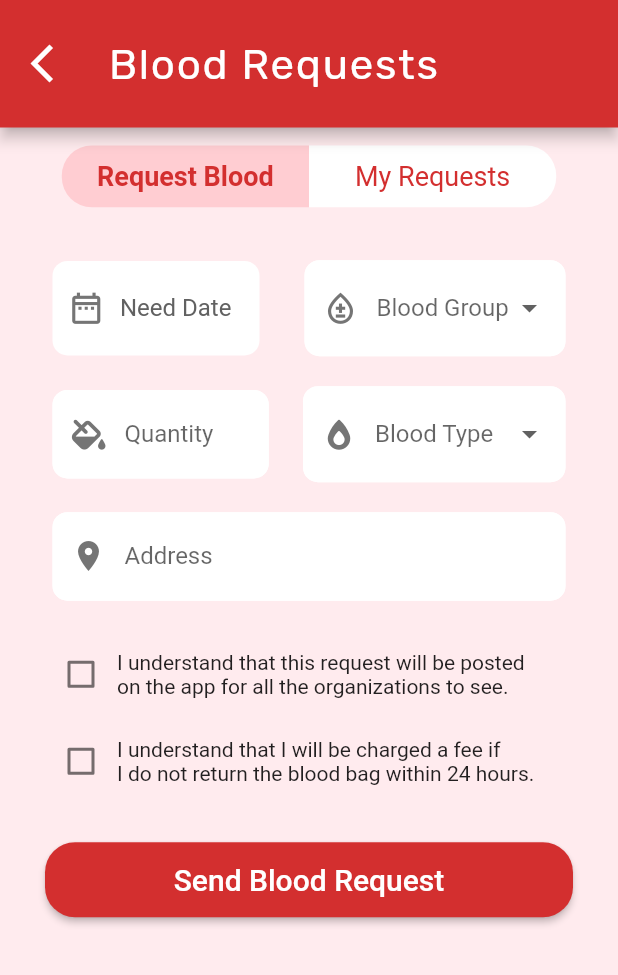
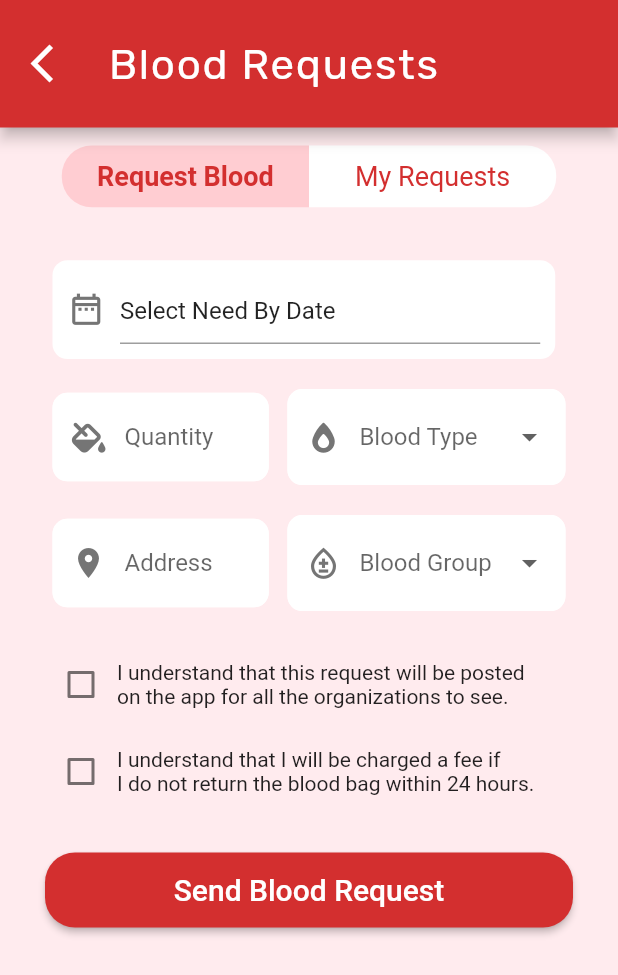
Before and after one commit to sidtuladhar/BloodNepal, a Flutter app: the Requests screen opened directly, after a tap on "Send Blood Request", on a phone screen of 412 x 824 dp. Shown: the top 975 px of the screen. Run offline on Flutter 3.47's test engine with Material 2 defaults, Android fonts, the phone set to English and light mode, and no system bars; our stand-ins replace datetime_picker_formfield_new, fl_chart, flutter_spinkit, font_awesome_flutter, hive, hive_flutter; missing offline and left inert: rounded_expansion_tile; accounts and stored records are empty.

Commit message:
- finished GUI for requests.dart - added API support for myrequest.dart

```diff
--- a/lib/ui/home/requests.dart
+++ b/lib/ui/home/requests.dart
@@ -17,6 +17,7 @@ class _RequestsState extends State<Requests> {
   @override
   Widget build(BuildContext context) {
     return Scaffold(
+      resizeToAvoidBottomInset: false,
       backgroundColor: Colors.red[50],
       appBar: AppBar(
         leading: IconButton(
@@ -42,6 +43,7 @@ class _RequestsState extends State<Requests> {
             textAlign: TextAlign.left),
       ),
       body: Column(
+        mainAxisAlignment: MainAxisAlignment.start,
         children: <Widget>[
           Padding(
             padding: const EdgeInsets.all(12.0),
@@ -113,7 +115,7 @@ class _RequestsState extends State<Requests> {
           if (selectedTab == 1) ...[
             const RequestBlood(), // Widget to show when the condition is true
           ] else ...[
-            const MyRequest(), // Widget to show when the condition is false
+            const MyRequests(), // Widget to show when the condition is false
           ],
         ],
       ),
--- a/lib/ui/widgets/requestblood.dart
+++ b/lib/ui/widgets/requestblood.dart
@@ -1,6 +1,9 @@
+import 'package:flutter/cupertino.dart';
 import 'package:flutter/material.dart';
-import 'package:hive/hive.dart';
 import 'package:font_awesome_flutter/font_awesome_flutter.dart';
+import 'package:intl/intl.dart';
+import '../home/home.dart';
+import 'package:datetime_picker_formfield_new/datetime_picker_formfield.dart';
 
 class RequestBlood extends StatefulWidget {
   const RequestBlood({super.key});
@@ -16,17 +19,19 @@ class _RequestBloodState extends State<RequestBlood> {
   bool isChecked1 = false;
   bool isChecked2 = false;
   String? _selectedBloodType;
+  bool isDateSelected = false;
   String? needByDateInString;
-  DateTime? needByDate;
-  bool isDateSelected = false;
+  DateTime value = DateTime.now();
 
   final FocusNode _focusNodeQuantity = FocusNode();
 
   final TextEditingController _controllerAddress = TextEditingController();
   final TextEditingController _controllerQuantity = TextEditingController();
+  final TextEditingController _controllerNeedDate = TextEditingController();
 
   @override
   Widget build(BuildContext context) {
+    _controllerNeedDate.text = "Select Need By Date";
     return SingleChildScrollView(
         padding: const EdgeInsets.symmetric(horizontal: 30.0),
         child: Column(children: [
@@ -37,95 +42,60 @@ class _RequestBloodState extends State<RequestBlood> {
                 mainAxisAlignment: MainAxisAlignment.spaceBetween,
                 children: [
                   Container(
-                    height: 63,
+                    height: MediaQuery.of(context).size.height * 0.08,
                     decoration: BoxDecoration(
                       color: Colors.white,
                       borderRadius: BorderRadius.circular(10),
                     ),
                     padding: const EdgeInsets.symmetric(
-                        horizontal: 10.0, vertical: 12.0),
-                    child: GestureDetector(
+                        horizontal: 10.0, vertical: 10.0),
                     child: Row(
                       children: [
                         Icon(Icons.date_range_outlined,
                             color: Colors.grey[600], size: 25.0),
                         const SizedBox(width: 10.0),
                         SizedBox(
-                              width: 83,
-                              child: Text(
-                                  isDateSelected
-                                      ? " $needByDateInString "
-                                      : "Need Date",
-                                  style: TextStyle(
-                                      fontSize: 16, color: Colors.grey[700])),
-                            )
+                          width: MediaQuery.of(context).size.width * 0.68,
+                          child: DateTimeField(
+                            controller: _controllerNeedDate,
+                            format: DateFormat("MMM d, yyyy h:mm a"),
+                            onShowPicker: (context, currentValue) async {
+                              await showCupertinoModalPopup(
+                                  context: context,
+                                  builder: (context) {
+                                    return BottomSheet(
+                                      builder: (context) => Column(
+                                        mainAxisSize: MainAxisSize.min,
+                                        children: [
+                                          Container(
+                                            constraints: const BoxConstraints(
+                                                maxHeight: 200),
+                                            child: CupertinoDatePicker(
+                                              onDateTimeChanged:
+                                                  (DateTime date) {
+                                                setState(() {
+                                                  _controllerNeedDate
+                                                      .text = DateFormat(
+                                                          'MMM d, yyyy h:mm a')
+                                                      .format(date);
+                                                });
+                                              },
+                                            ),
+                                          ),
+                                          TextButton(
+                                              onPressed: () =>
+                                                  Navigator.pop(context),
+                                              child: const Text('Confirm')),
                                         ],
                                       ),
-                        onTap: () async {
-                          final datePick = await showDatePicker(
-                              context: context,
-                              initialDate: DateTime.now(),
-                              firstDate: DateTime.now(),
-                              lastDate: DateTime(2100));
-                          if (datePick != null && datePick != needByDate) {
-                            setState(() {
-                              needByDate = datePick;
-                              isDateSelected = true;
-                              needByDateInString =
-                                  "${needByDate?.day}/${needByDate?.month}/"
-                                  "${needByDate?.year}";
+                                      onClosing: () {},
+                                    );
                                   });
-                          }
-                        }),
+                              return value;
+                            },
                           ),
-                  SizedBox(
-                    width: 174,
-                    child: DropdownButtonFormField<String>(
-                      decoration: InputDecoration(
-                          prefixIcon: Icon(Icons.bloodtype_outlined,
-                              color: Colors.grey[600], size: 25.0),
-                          enabledBorder: OutlineInputBorder(
-                              borderSide: const BorderSide(
-                                  color: Colors.white, width: 1),
-                              borderRadius: BorderRadius.circular(10)),
-                          focusedBorder: OutlineInputBorder(
-                              borderSide: const BorderSide(
-                                  color: Colors.white, width: 1),
-                              borderRadius: BorderRadius.circular(10)),
-                          fillColor: Colors.white,
-                          filled: true,
-                          hintText: "Blood Group",
-                          hintStyle: const TextStyle(fontSize: 16)),
-                      validator: (value) {
-                        if (value == null || value.isEmpty) {
-                          return 'Please select';
-                        }
-                        return null;
-                      },
-                      items: <String>[
-                        'A+',
-                        'B+',
-                        'O+',
-                        'AB+',
-                        'A-',
-                        'B-',
-                        'O-',
-                        'AB-',
-                      ].map<DropdownMenuItem<String>>((String value) {
-                        return DropdownMenuItem<String>(
-                          value: value,
-                          child: Text(value,
-                              style: const TextStyle(fontSize: 16),
-                              textAlign: TextAlign.center),
-                        );
-                      }).toList(),
-                      value: _selectedBloodGroup,
-                      onChanged: (newValue) {
-                        _selectedBloodGroup = newValue!;
-                        setState(() {
-                          newValue;
-                        });
-                      },
+                        ),
+                      ],
                     ),
                   ),
                 ]),
@@ -166,7 +136,7 @@ class _RequestBloodState extends State<RequestBlood> {
                       ),
                     ),
                     SizedBox(
-                      width: 175,
+                      width: MediaQuery.of(context).size.width * 0.45,
                       child: DropdownButtonFormField<String>(
                         decoration: InputDecoration(
                             prefixIcon: Icon(FontAwesomeIcons.fireFlameSimple,
@@ -214,20 +184,24 @@ class _RequestBloodState extends State<RequestBlood> {
           const SizedBox(height: 10),
           Container(
             padding: const EdgeInsets.all(5),
+            child: Row(
+              mainAxisAlignment: MainAxisAlignment.spaceBetween,
+              children: [
+                Container(
+                    width: MediaQuery.of(context).size.width * 0.35,
                     child: TextFormField(
                       controller: _controllerAddress,
                       keyboardType: TextInputType.streetAddress,
                       decoration: InputDecoration(
-                    labelText: "Address",
-                    labelStyle: const TextStyle(fontSize: 16),
-                    prefixIcon: Icon(Icons.place, color: Colors.grey[600]),
+                          prefixIcon:
+                              Icon(Icons.place, color: Colors.grey[600]),
                           enabledBorder: OutlineInputBorder(
-                        borderSide:
-                            const BorderSide(color: Colors.white, width: 1),
+                              borderSide: const BorderSide(
+                                  color: Colors.white, width: 1),
                               borderRadius: BorderRadius.circular(10)),
                           focusedBorder: OutlineInputBorder(
-                        borderSide:
-                            const BorderSide(color: Colors.white, width: 1),
+                              borderSide: const BorderSide(
+                                  color: Colors.white, width: 1),
                               borderRadius: BorderRadius.circular(10)),
                           fillColor: Colors.white,
                           filled: true,
@@ -240,6 +214,59 @@ class _RequestBloodState extends State<RequestBlood> {
                         return null;
                       },
                     )),
+                SizedBox(
+                  width: MediaQuery.of(context).size.width * 0.45,
+                  child: DropdownButtonFormField<String>(
+                    decoration: InputDecoration(
+                        prefixIcon: Icon(Icons.bloodtype_outlined,
+                            color: Colors.grey[600], size: 25.0),
+                        enabledBorder: OutlineInputBorder(
+                            borderSide:
+                                const BorderSide(color: Colors.white, width: 1),
+                            borderRadius: BorderRadius.circular(10)),
+                        focusedBorder: OutlineInputBorder(
+                            borderSide:
+                                const BorderSide(color: Colors.white, width: 1),
+                            borderRadius: BorderRadius.circular(10)),
+                        fillColor: Colors.white,
+                        filled: true,
+                        hintText: "Blood Group",
+                        hintStyle: const TextStyle(fontSize: 16)),
+                    validator: (value) {
+                      if (value == null || value.isEmpty) {
+                        return 'Please select';
+                      }
+                      return null;
+                    },
+                    items: <String>[
+                      'A+',
+                      'B+',
+                      'O+',
+                      'AB+',
+                      'A-',
+                      'B-',
+                      'O-',
+                      'AB-',
+                    ].map<DropdownMenuItem<String>>((String value) {
+                      return DropdownMenuItem<String>(
+                        value: value,
+                        child: Text(value,
+                            style: const TextStyle(fontSize: 16),
+                            textAlign: TextAlign.center),
+                      );
+                    }).toList(),
+                    value: _selectedBloodGroup,
+                    onChanged: (newValue) {
+                      _selectedBloodGroup = newValue!;
+                      setState(() {
+                        newValue;
+                      });
+                    },
+                  ),
+                ),
+              ],
+            ),
+          ),
           const SizedBox(height: 20),
           Row(
             children: [
@@ -294,13 +321,20 @@ class _RequestBloodState extends State<RequestBlood> {
                           borderRadius: BorderRadius.circular(10),
                         ),
                         behavior: SnackBarBehavior.floating,
-                        content: const Text("Registered Successfully"),
+                        content: const Text(
+                            "Registered Successfully! Check the 'My Requests' tab to see your request."),
                       ),
                     );
 
                     _formKey.currentState?.reset();
-
-                    Navigator.pop(context);
+                    Navigator.push(
+                      context,
+                      MaterialPageRoute(
+                        builder: (context) {
+                          return Home();
+                        },
+                      ),
+                    );
                   }
                 },
                 child: const Text("Send Blood Request",
--- a/pubspec.yaml
+++ b/pubspec.yaml
@@ -46,6 +46,8 @@ dependencies:
   rounded_expansion_tile: ^0.0.13
   fl_chart: ^0.63.0
   font_awesome_flutter: ^10.5.0
+  intl: ^0.18.1
+  datetime_picker_formfield_new: ^2.1.0
 
 dev_dependencies:
   flutter_test:
```
Also changed, not shown: lib/api.dart (+20 -1 lines), lib/ui/widgets/myrequest.dart (+61 -5 lines), pubspec.lock. Lines whose indentation alone changed are shown as unchanged.
